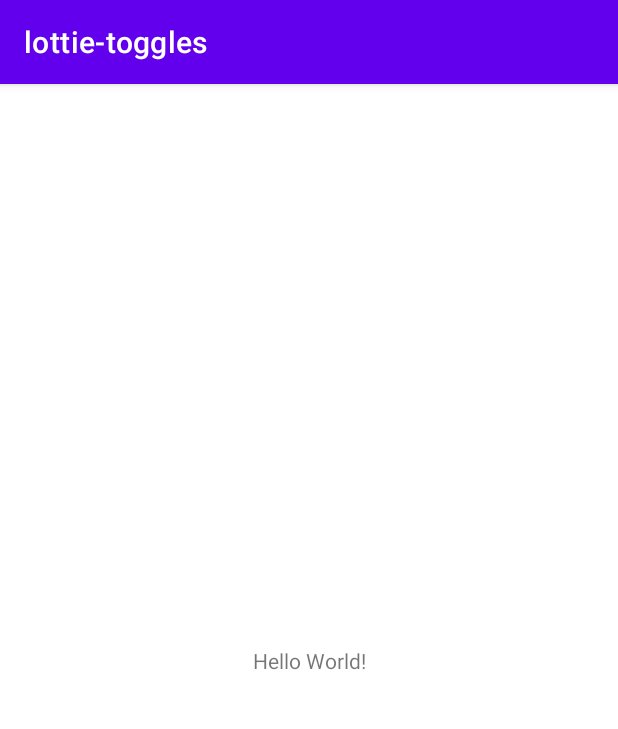
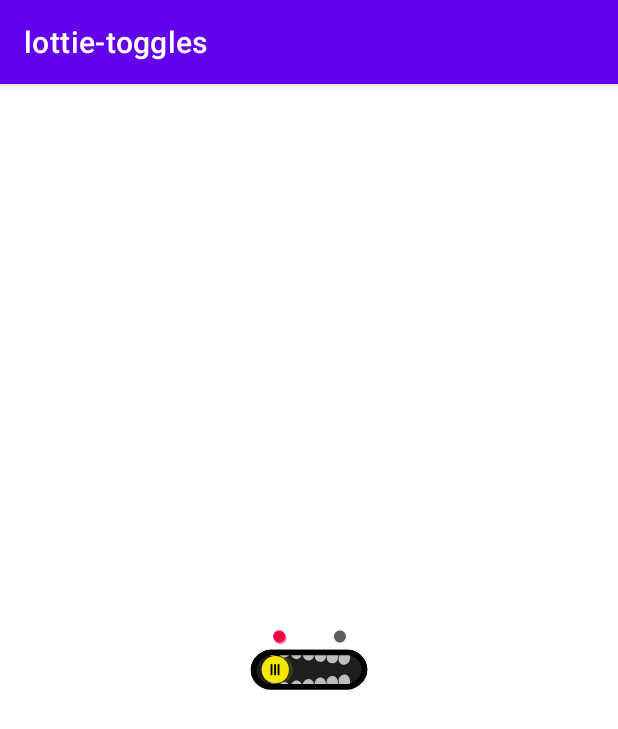
Before and after one commit to vishal-sehgal/lottie-toggles, an Android app: the screen it shows after launch (MainActivity), on a phone screen of 412 x 824 dp. Shown: the top 729 px of the screen. Run offline under Robolectric (Android 15) with nearby library versions, the phone set to English and light mode, and no system bars.

Commit message:
Implemented LottieSwitch in the sample module and fixed the minSdkVersion in app's build.gradle

```diff
--- a/sample/build.gradle
+++ b/sample/build.gradle
@@ -9,7 +9,7 @@ android {
 
     defaultConfig {
         applicationId "dev.vishalsehgal.lottietoggles.sample"
-        minSdkVersion 16
+        minSdkVersion 21
         targetSdkVersion 30
         versionCode 1
         versionName "1.0"
--- a/sample/src/main/res/layout/activity_main.xml
+++ b/sample/src/main/res/layout/activity_main.xml
@@ -6,13 +6,13 @@
     android:layout_height="match_parent"
     tools:context=".MainActivity">
 
-    <TextView
+    <dev.vishalsehgal.lottietoggles.LottieSwitch
         android:layout_width="wrap_content"
         android:layout_height="wrap_content"
-        android:text="Hello World!"
         app:layout_constraintBottom_toBottomOf="parent"
-        app:layout_constraintLeft_toLeftOf="parent"
-        app:layout_constraintRight_toRightOf="parent"
-        app:layout_constraintTop_toTopOf="parent" />
+        app:layout_constraintEnd_toEndOf="parent"
+        app:layout_constraintStart_toStartOf="parent"
+        app:layout_constraintTop_toTopOf="parent"
+        app:switch_lottieFile="@raw/monster_toggle" />
 
 </androidx.constraintlayout.widget.ConstraintLayout>
```
Also changed, not shown: sample/src/main/res/raw/monster_toggle.json (added, +1 -0 lines).
